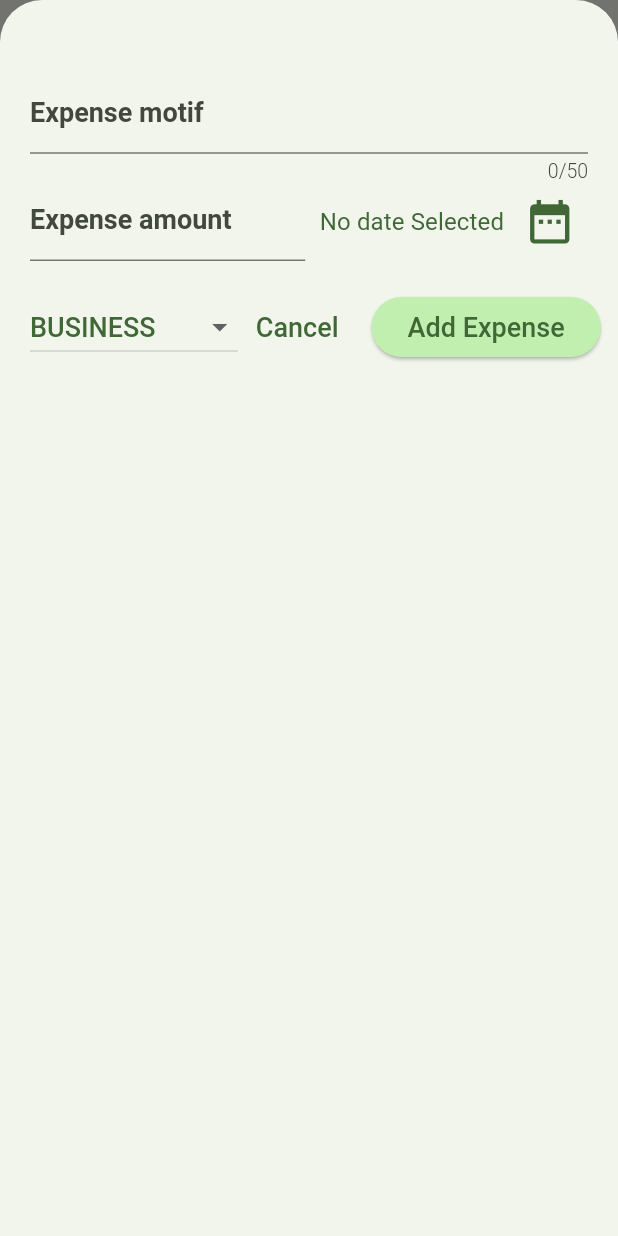
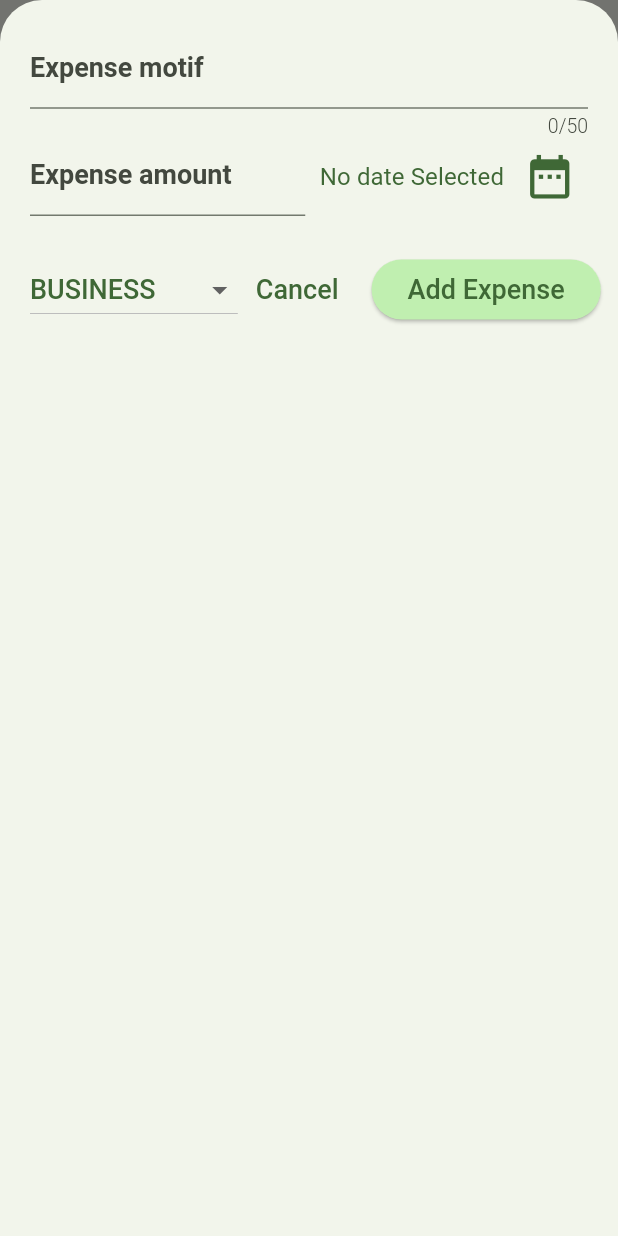
Before and after one commit to nadiahylary/expense_app, a Flutter app: the screen it shows after launch, after a tap on the "add" icon, on a phone screen of 412 x 824 dp. Run offline on Flutter 3.47's test engine with Material 2 defaults, Android fonts, the phone set to English and light mode, and no system bars; our stand-ins replace google_fonts; Roboto replaces fonts that are missing (Changa, Genos, Ubuntu).

Commit message:
added responsive and adaptive settings

```diff
--- a/lib/main.dart
+++ b/lib/main.dart
@@ -1,5 +1,5 @@
 import 'package:flutter/material.dart';
-import 'package:google_fonts/google_fonts.dart';
+import 'package:flutter/services.dart';
 
 import 'widgets/expenses.dart';
 
@@ -8,9 +8,18 @@ var kColorScheme =
 
 var kDarkColorScheme = ColorScheme.fromSeed(
     brightness: Brightness.dark,
-    seedColor: const Color.fromARGB(150, 025, 150, 025));
+    seedColor: const Color.fromARGB(150, 020, 150, 025));
 
 void main() {
+  /** putting our runApp() in this code fragment sets the device orientations
+   * allowed for the app's layout. ie it ensures the app's layout
+   * stays in the listed device orientations.
+   * In this case, the only device orientation allowed is portraitUp.
+   *
+   * WidgetsFlutterBinding.ensureInitialized();
+  SystemChrome.setPreferredOrientations([
+    DeviceOrientation.portraitUp,
+  ]).then((value){*/
     runApp(MaterialApp(
       debugShowCheckedModeBanner: false,
       title: 'X-Pensia',
@@ -136,6 +145,8 @@ void main() {
       //this is the default
       home: const ExpenseApp(),
     ));
+ /* });
+*/
 }
 /*const ColorScheme(
             brightness: Brightness.dark,
--- a/lib/widgets/expenses.dart
+++ b/lib/widgets/expenses.dart
@@ -66,15 +66,18 @@ class _ExpenseAppState extends State<ExpenseApp> {
 
   void _openAddExpenseWidget() {
     showModalBottomSheet(
+      useSafeArea: true,
       isScrollControlled: true,
       context: context,
       builder: (ctx) => NewExpense(_addExpense),
     );
   }
 
-  // This widget is the root of your application.
+  // This widget is the root containing all the widgets of your application.
   @override
   Widget build(BuildContext context) {
+    final deviceWidth = MediaQuery.of(context).size.width;
+    //final deviceHeight = MediaQuery.of(context).size.height;
     _expensesList.sort((a, b) => b.date.compareTo(a.date));
     Widget mainContent = Center(
       child: Container(
@@ -128,7 +131,7 @@ class _ExpenseAppState extends State<ExpenseApp> {
             textStyle: Theme.of(context).appBarTheme.titleTextStyle,
           )
       ),
-      body: Column(
+      body: deviceWidth < 600 ? Column(
         crossAxisAlignment: CrossAxisAlignment.stretch,
         children: [
           const SizedBox(
@@ -145,7 +148,26 @@ class _ExpenseAppState extends State<ExpenseApp> {
             height: 20,
           ),
         ],
+      )
+      : Row(
+        //mainAxisAlignment: MainAxisAlignment.spaceAround,
+        children: [
+          const SizedBox(
+            width: 10,
+          ),
+          Expanded(child: ExpenseChart(expenses: _expensesList)),
+          const SizedBox(
+            height: 10,
+          ),
+          Expanded(
+            child: mainContent,
+          ),
+          const SizedBox(
+            width: 10,
+          ),
+        ],
       ),
+
       //floatingActionButtonLocation: FloatingActionButtonLocation.centerFloat,
       floatingActionButton: FloatingActionButton(
           onPressed: _openAddExpenseWidget,
--- a/lib/widgets/new_expense.dart
+++ b/lib/widgets/new_expense.dart
@@ -27,10 +27,11 @@ class _NewExpenseState extends State<NewExpense> {
 
   void _submitExpenseData() {
     final inputTitle = _titleController.text;
-    final inputAmt = double.parse(_amountController.text);
+    final inputAmt = double.tryParse(_amountController.text);
+    final amountIsInvalid = inputAmt == null || inputAmt <= 0;
     //final amtIsInvalid = inputAmt == null;
     if (inputTitle.isEmpty ||
-        _amountController.text.isEmpty ||
+        amountIsInvalid ||
         _selectedDate == null) {
       showDialog(
           context: context,
@@ -88,8 +89,12 @@ class _NewExpenseState extends State<NewExpense> {
 
   @override
   Widget build(BuildContext context) {
-    return Padding(
-      padding: const EdgeInsets.fromLTRB(20, 50, 20, 20),
+    final keyboardSpace = MediaQuery.of(context).viewInsets.bottom;
+    return SizedBox(
+      height: double.infinity,
+      child: SingleChildScrollView(
+        child: Padding(
+          padding: EdgeInsets.fromLTRB(20, 20, 20, keyboardSpace + 20),
           child: Column(
             children: [
               TextField(
@@ -148,7 +153,7 @@ class _NewExpenseState extends State<NewExpense> {
                 ],
               ),
               const SizedBox(
-            height: 20,
+                height: 25,
               ),
               Row(
                 children: [
@@ -200,6 +205,8 @@ class _NewExpenseState extends State<NewExpense> {
               )
             ],
           ),
+        ),
+      ),
     );
   }
 }
```
Lines whose indentation alone changed are shown as unchanged.
